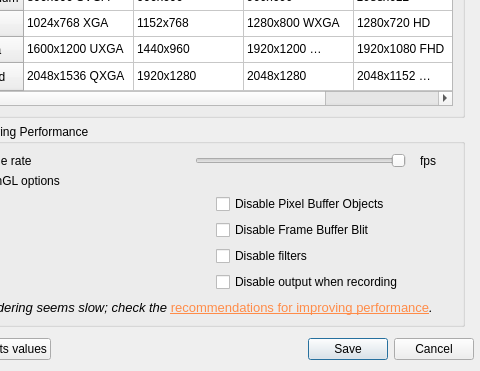
markus-wa/glmixer-mirror, file src/UserPreferencesDialog.ui: the form before one commit; both pictures show x 134 to 614 and y 216 to 587 of the 614 by 587 pixel window.
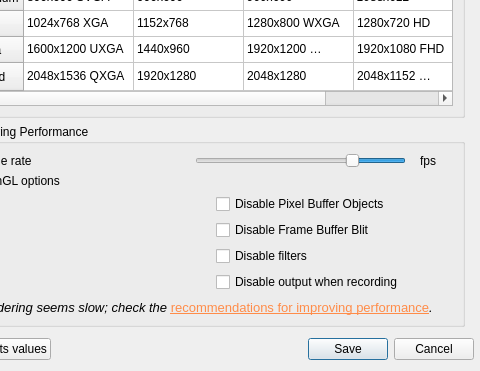
The form after the commit. Icons and pictures are not drawn. Custom widgets are drawn as their Qt base class.

Commit message: Cosmetics for user preference dialog.

Patch:
```diff
--- a/src/UserPreferencesDialog.ui
+++ b/src/UserPreferencesDialog.ui
@@ -705,10 +705,10 @@
                    <number>2</number>
                   </property>
                   <property name="value">
-                   <number>16</number>
+                   <number>20</number>
                   </property>
                   <property name="sliderPosition">
-                   <number>16</number>
+                   <number>20</number>
                   </property>
                   <property name="orientation">
                    <enum>Qt::Horizontal</enum>
```
Left out of the diff: 18 changed lines with no effect on the pictures. The commit also changes 1 other file.
